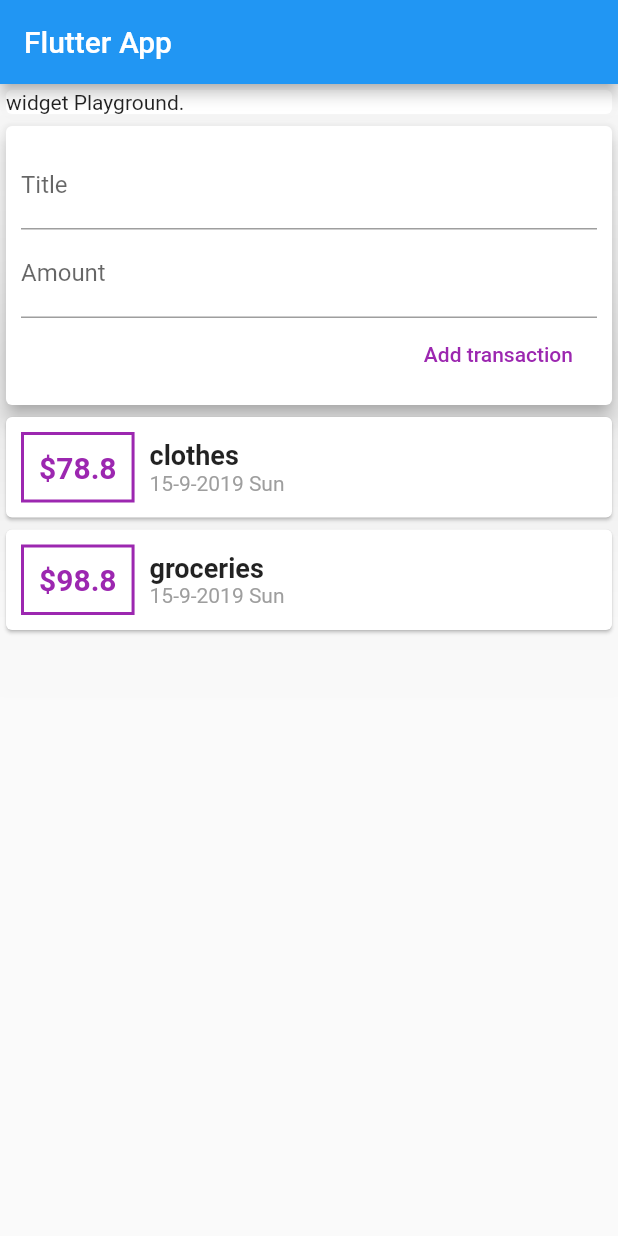
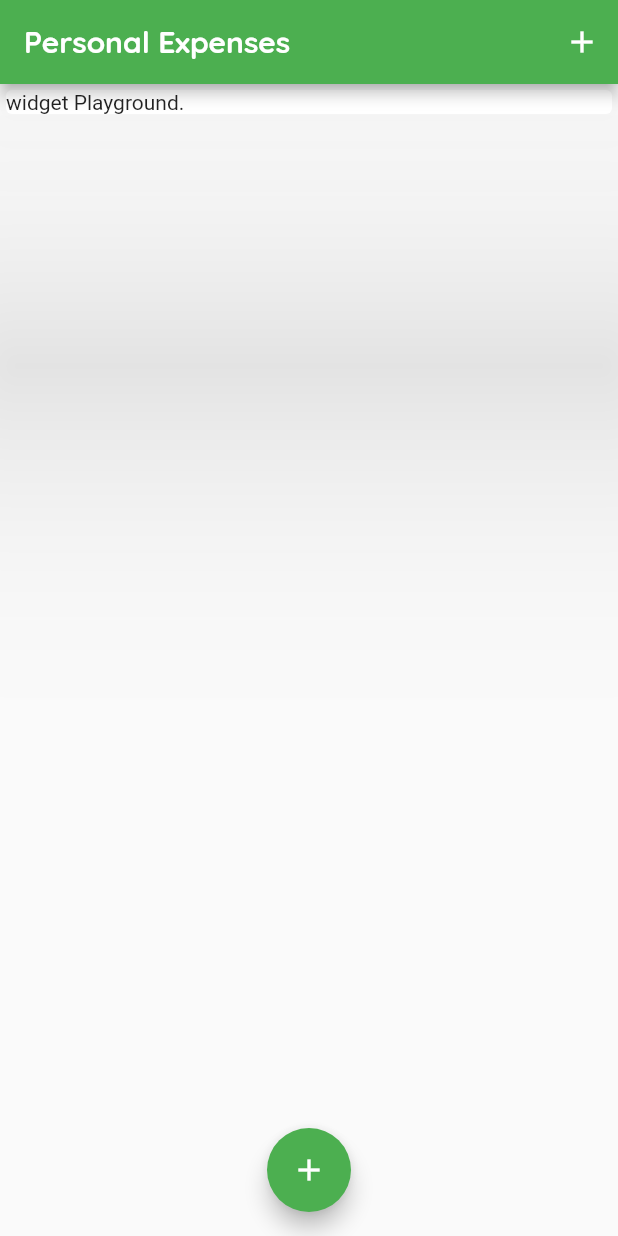
Before and after one commit to avyukta/personal-expense, a Flutter app: the screen it shows after launch, on a phone screen of 412 x 824 dp. Run offline on Flutter 3.47's test engine with Material 2 defaults, Android fonts, the phone set to English and light mode, and no system bars.

Commit message:
added custom colors

```diff
--- a/lib/main.dart
+++ b/lib/main.dart
@@ -1,34 +1,91 @@
 import 'package:flutter/material.dart';
-import './widgets/user_transaction.dart';
+import './widgets/new_transaction.dart';
+import './widgets/transaction_list.dart';
+import './models/transaction.dart';
 
 void main() => runApp(MyApp());
 
-class MyApp extends StatelessWidget {
+class MyApp extends StatefulWidget {
   // This widget is the root of your application.
+  @override
+  _MyAppState createState() => _MyAppState();
+}
+
+class _MyAppState extends State<MyApp> {
   @override
   Widget build(BuildContext context) {
     return MaterialApp(
-      title: 'Flutter Demo',
+      title: 'Personal Expenses',
+      theme: ThemeData(
+        primaryColor: Colors.green,
+        fontFamily: 'Quicksand',
+        textTheme: ThemeData.light().textTheme.copyWith(
+              title: TextStyle(
+                  fontFamily: 'OpenSans',
+                  fontSize: 18,
+                  fontWeight: FontWeight.bold),
+            ),
+        appBarTheme: AppBarTheme(
+            textTheme: ThemeData.light().textTheme.copyWith(
+                title: TextStyle(
+                    fontFamily: 'Quicksand',
+                    fontSize: 20,
+                    fontWeight: FontWeight.bold))),
+      ),
       home: MyHomePage(),
     );
   }
 }
 
-class MyHomePage extends StatelessWidget {
+class MyHomePage extends StatefulWidget {
   // String titleInput;
   // String amountInput;
+  @override
+  _MyHomePageState createState() => _MyHomePageState();
+}
+
+class _MyHomePageState extends State<MyHomePage> {
+  final List<Transaction> _userTransaction = [
+//Transaction(id: 't1', title: 'clothes', amount: 78.8, date: DateTime.now()),
+    //  Transaction(
+    //    id: 't2', title: 'groceries', amount: 98.8, date: DateTime.now()),
+  ];
+
+  void _addTransaction(String txTitle, double txAmount) {
+    final newTx = Transaction(
+        title: txTitle,
+        amount: txAmount,
+        date: DateTime.now(),
+        id: DateTime.now().toString());
+    setState(() {
+      _userTransaction.add(newTx);
+    });
+  }
+
+  void _startAddNewTransaction(BuildContext ctx) {
+    showModalBottomSheet(
+        context: ctx,
+        builder: (_) {
+          return NewTransaction(_addTransaction);
+        });
+  }
 
   @override
   Widget build(BuildContext context) {
     return Scaffold(
       appBar: AppBar(
-        title: Text("Flutter App"),
+        title: Text(
+          "Personal Expenses",
         ),
-      body: Container(
-          height: 500,
-          child: ListView(
-            children: <Widget>[
-              Column(
+        actions: <Widget>[
+          IconButton(
+            icon: Icon(Icons.add),
+            onPressed: () => _startAddNewTransaction(context),
+          )
+        ],
+      ),
+      body: SingleChildScrollView(
+        child: Column(
           mainAxisAlignment: MainAxisAlignment.start,
           crossAxisAlignment: CrossAxisAlignment.stretch,
           children: <Widget>[
@@ -41,11 +98,16 @@ class MyHomePage extends StatelessWidget {
                 child: Text("widget Playground."),
               ),
             ),
-                  UserTransaction()
+            TransactionList(_userTransaction)
           ],
         ),
-            ],
-          )),
+      ),
+      floatingActionButtonLocation: FloatingActionButtonLocation.centerFloat,
+      floatingActionButton: FloatingActionButton(
+        child: Icon(Icons.add),
+        backgroundColor: Theme.of(context).primaryColor,
+        onPressed: () => _startAddNewTransaction(context),
+      ),
     );
   }
 }
--- a/lib/widgets/transaction_list.dart
+++ b/lib/widgets/transaction_list.dart
@@ -9,37 +9,40 @@ class TransactionList extends StatelessWidget {
 
   @override
   Widget build(BuildContext context) {
-    return Column(
-        children: transaction.map((tx) {
+    return Container(
+      height: 250,
+      child: ListView.builder(
+        itemBuilder: (ctx, index) {
           return Card(
             child: Row(
               children: <Widget>[
                 Container(
                   decoration: BoxDecoration(
-                  border: Border.all(color: Colors.purple, width: 2),
-                  color: Color.fromRGBO(128, 0, 128, 0)),
+                    border: Border.all(
+                        color: Theme.of(context).primaryColor, width: 2),
+                    //color: Theme.of(context).primaryColor,
+                  ),
                   margin: EdgeInsets.all(10),
                   padding: EdgeInsets.all(10),
                   child: Text(
-                "\$${tx.amount}",
+                    "\$${transaction[index].amount.toStringAsFixed(2)}",
                     style: TextStyle(
-                    color: Colors.purple,
+                      color: Theme.of(context).primaryColor,
+                      fontWeight: FontWeight.bold,
                       fontSize: 20,
-                    fontWeight: FontWeight.bold),
+                    ),
                   ),
                 ),
                 Column(
                   crossAxisAlignment: CrossAxisAlignment.start,
                   children: <Widget>[
                     Container(
-                  child: Text(
-                    tx.title,
-                    style: TextStyle(fontSize: 18, fontWeight: FontWeight.bold),
-                  ),
+                      child: Text(transaction[index].title,
+                          style: Theme.of(context).textTheme.title),
                     ),
                     Container(
                       child: Text(
-                    DateFormat("d-M-y E").format(tx.date),
+                        DateFormat("d-M-y E").format(transaction[index].date),
                         style: TextStyle(color: Colors.grey),
                       ),
                     )
@@ -48,6 +51,9 @@ class TransactionList extends StatelessWidget {
               ],
             ),
           );
-    }).toList());
+        },
+        itemCount: transaction.length,
+      ),
+    );
   }
 }
--- a/lib/widgets/user_transaction.dart
+++ /dev/null
@@ -1,38 +0,0 @@
-import 'package:flutter/material.dart';
-
-import './transaction_list.dart';
-import './new_transaction.dart';
-import '../models/transaction.dart';
-
-class UserTransaction extends StatefulWidget {
-  @override
-  _UserTransactionState createState() => _UserTransactionState();
-}
-
-class _UserTransactionState extends State<UserTransaction> {
-  final List<Transaction> _userTransaction = [
-    Transaction(id: 't1', title: 'clothes', amount: 78.8, date: DateTime.now()),
-    Transaction(
-        id: 't2', title: 'groceries', amount: 98.8, date: DateTime.now()),
-  ];
-  void _addTransaction(String txTitle, double txAmount) {
-    final newTx = Transaction(
-        title: txTitle,
-        amount: txAmount,
-        date: DateTime.now(),
-        id: DateTime.now().toString());
-    setState(() {
-      _userTransaction.add(newTx);
-    });
-  }
-
-  @override
-  Widget build(BuildContext context) {
-    return Column(
-      children: <Widget>[
-        NewTransaction(_addTransaction),
-        TransactionList(_userTransaction)
-      ],
-    );
-  }
-}
```
Also changed, not shown: lib/widgets/new_transaction.dart (+26 -8 lines), pubspec.yaml (+11 -11 lines), assets/fonts/fonts/OpenSans-Bold.ttf (added), assets/fonts/fonts/OpenSans-Regular.ttf (added), assets/fonts/fonts/Quicksand-Bold.ttf (added), assets/fonts/fonts/Quicksand-Light.ttf (added), assets/fonts/fonts/Quicksand-Medium.ttf (added), assets/fonts/fonts/Quicksand-Regular.ttf (added). Lines whose indentation alone changed are shown as unchanged.
